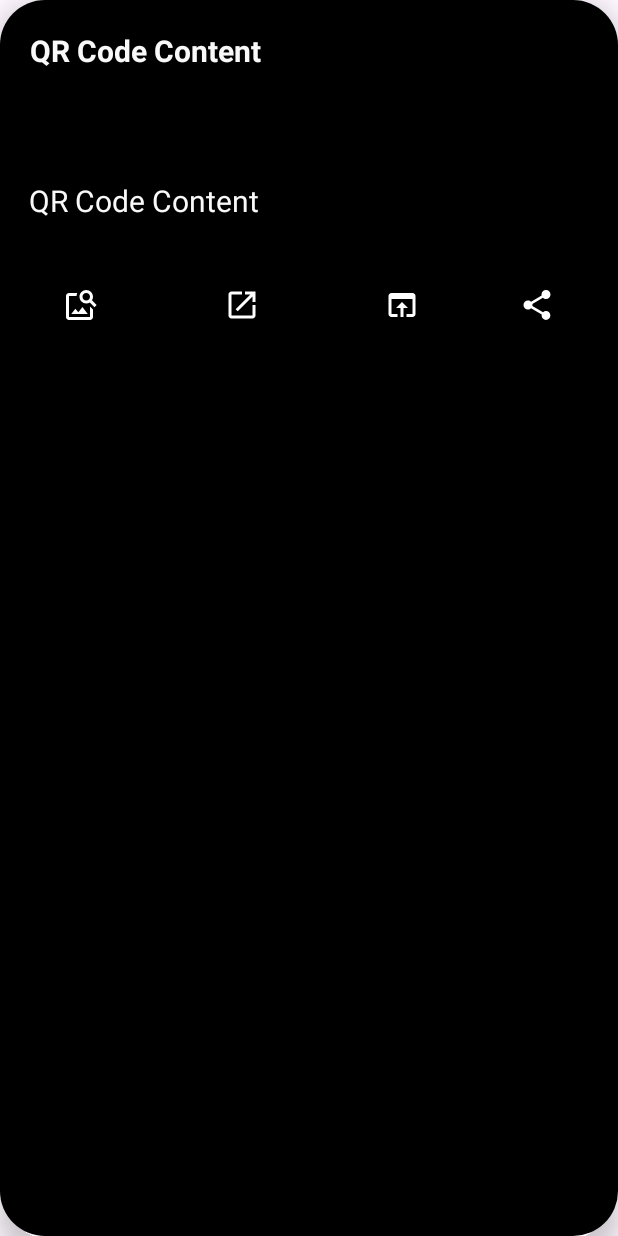
After one commit to DixitKashyap/GalleryX, an Android app: the layout qr_code_layout.xml on its own in the app's theme, with its tools: preview values and no code run, on a phone screen of 412 x 824 dp. The commit adds this screen. Run offline under Robolectric (Android 15) with nearby library versions, the phone set to English and light mode, and no system bars.

Commit message:
Qr Code Scanner Added

```diff
--- a/app/src/main/AndroidManifest.xml
+++ b/app/src/main/AndroidManifest.xml
@@ -11,6 +11,7 @@
         android:maxSdkVersion="28" />
     <uses-permission android:name="android.permission.CAMERA" />
     <uses-permission android:name="android.permission.RECORD_AUDIO" />
+    <uses-permission android:name="android.permission.INTERNET"/>
 
     <application
         android:allowBackup="true"
@@ -28,7 +29,7 @@
             android:exported="false" />
         <activity
             android:name=".PhotosFragment.Camera_ViewFinderActivity"
-            android:exported="false" />
+            android:exported="false"/>
         <activity
             android:name=".MainActivity"
             android:exported="true">
--- /dev/null
+++ b/app/src/main/res/drawable/capture_image_preview_shape.xml
@@ -0,0 +1,8 @@
+<?xml version="1.0" encoding="utf-8"?>
+<shape xmlns:android="http://schemas.android.com/apk/res/android">
+
+    <corners android:radius="10dp"/>
+    <solid android:color="@color/black"/>
+    <stroke android:color="@color/black"
+        android:width="2dp"/>
+</shape>
--- /dev/null
+++ b/app/src/main/res/drawable/image_search_icon.xml
@@ -0,0 +1,5 @@
+<vector android:height="24dp"
+    android:viewportHeight="24" android:viewportWidth="24"
+    android:width="24dp" xmlns:android="http://schemas.android.com/apk/res/android">
+    <path android:fillColor="@android:color/white" android:pathData="M18,13v7L4,20L4,6h5.02c0.05,-0.71 0.22,-1.38 0.48,-2L4,4c-1.1,0 -2,0.9 -2,2v14c0,1.1 0.9,2 2,2h14c1.1,0 2,-0.9 2,-2v-5l-2,-2zM16.5,18h-11l2.75,-3.53 1.96,2.36 2.75,-3.54zM19.3,8.89c0.44,-0.7 0.7,-1.51 0.7,-2.39C20,4.01 17.99,2 15.5,2S11,4.01 11,6.5s2.01,4.5 4.49,4.5c0.88,0 1.7,-0.26 2.39,-0.7L21,13.42 22.42,12 19.3,8.89zM15.5,9C14.12,9 13,7.88 13,6.5S14.12,4 15.5,4 18,5.12 18,6.5 16.88,9 15.5,9z"/>
+</vector>
--- /dev/null
+++ b/app/src/main/res/drawable/open_in_app_icon.xml
@@ -0,0 +1,5 @@
+<vector android:autoMirrored="true" android:height="24dp"
+   android:viewportHeight="24"
+    android:viewportWidth="24" android:width="24dp" xmlns:android="http://schemas.android.com/apk/res/android">
+    <path android:fillColor="@android:color/white" android:pathData="M19,19H5V5h7V3H5c-1.11,0 -2,0.9 -2,2v14c0,1.1 0.89,2 2,2h14c1.1,0 2,-0.9 2,-2v-7h-2v7zM14,3v2h3.59l-9.83,9.83 1.41,1.41L19,6.41V10h2V3h-7z"/>
+</vector>
--- /dev/null
+++ b/app/src/main/res/drawable/open_in_browser_icon.xml
@@ -0,0 +1,5 @@
+<vector android:height="24dp"
+    android:viewportHeight="24" android:viewportWidth="24"
+    android:width="24dp" xmlns:android="http://schemas.android.com/apk/res/android">
+    <path android:fillColor="@android:color/white" android:pathData="M19,4L5,4c-1.11,0 -2,0.9 -2,2v12c0,1.1 0.89,2 2,2h4v-2L5,18L5,8h14v10h-4v2h4c1.1,0 2,-0.9 2,-2L21,6c0,-1.1 -0.89,-2 -2,-2zM12,10l-4,4h3v6h2v-6h3l-4,-4z"/>
+</vector>
--- /dev/null
+++ b/app/src/main/res/drawable/share_icon.xml
@@ -0,0 +1,5 @@
+<vector android:height="24dp"
+    android:viewportHeight="24" android:viewportWidth="24"
+    android:width="24dp" xmlns:android="http://schemas.android.com/apk/res/android">
+    <path android:fillColor="@android:color/white" android:pathData="M18,16.08c-0.76,0 -1.44,0.3 -1.96,0.77L8.91,12.7c0.05,-0.23 0.09,-0.46 0.09,-0.7s-0.04,-0.47 -0.09,-0.7l7.05,-4.11c0.54,0.5 1.25,0.81 2.04,0.81 1.66,0 3,-1.34 3,-3s-1.34,-3 -3,-3 -3,1.34 -3,3c0,0.24 0.04,0.47 0.09,0.7L8.04,9.81C7.5,9.31 6.79,9 6,9c-1.66,0 -3,1.34 -3,3s1.34,3 3,3c0.79,0 1.5,-0.31 2.04,-0.81l7.12,4.16c-0.05,0.21 -0.08,0.43 -0.08,0.65 0,1.61 1.31,2.92 2.92,2.92 1.61,0 2.92,-1.31 2.92,-2.92s-1.31,-2.92 -2.92,-2.92z"/>
+</vector>
--- /dev/null
+++ b/app/src/main/res/layout/qr_code_layout.xml
@@ -0,0 +1,150 @@
+<?xml version="1.0" encoding="utf-8"?>
+
+<androidx.cardview.widget.CardView
+    xmlns:android="http://schemas.android.com/apk/res/android"
+    xmlns:app="http://schemas.android.com/apk/res-auto"
+    xmlns:tools="http://schemas.android.com/tools"
+    app:cardCornerRadius="30dp"
+    app:cardElevation="10dp"
+    android:layout_width="match_parent"
+    android:layout_height="match_parent">
+
+
+<androidx.constraintlayout.widget.ConstraintLayout
+    android:id="@+id/camera_pro_mode_menu"
+    android:layout_width="match_parent"
+    android:layout_height="match_parent"
+    android:background="@color/black"
+    android:orientation="horizontal">
+
+    <androidx.appcompat.widget.AppCompatTextView
+        android:id="@+id/camera_QrCode_content_title"
+        android:layout_width="0dp"
+        android:layout_height="wrap_content"
+        android:layout_margin="10dp"
+        android:layout_marginStart="9dp"
+        android:layout_marginEnd="9dp"
+        android:padding="10dp"
+        android:text="@string/camera_QR_Code_Content"
+        android:textColor="@color/grey"
+        android:textSize="20dp"
+        android:textStyle="bold"
+        app:layout_constraintBottom_toBottomOf="parent"
+        app:layout_constraintEnd_toEndOf="parent"
+        app:layout_constraintVertical_bias="0.0"
+        app:layout_constraintStart_toStartOf="parent"
+        app:layout_constraintTop_toTopOf="parent"
+         />
+
+    <androidx.appcompat.widget.AppCompatTextView
+        android:id="@+id/camera_QrCode_content"
+        android:layout_width="0dp"
+        android:layout_height="wrap_content"
+        android:layout_marginTop="50dp"
+        android:layout_marginStart="9dp"
+        android:layout_marginEnd="9dp"
+        android:autoLink="all"
+        android:maxLines="2"
+        android:textColorLink="@color/yellow_note"
+        android:padding="10dp"
+        android:text="@string/camera_QR_Code_Content"
+        android:textColor="@color/grey"
+        android:textSize="20dp"
+        app:layout_constraintBottom_toBottomOf="parent"
+        app:layout_constraintEnd_toEndOf="parent"
+        app:layout_constraintHorizontal_bias="0.0"
+        app:layout_constraintStart_toStartOf="parent"
+        app:layout_constraintTop_toTopOf="parent"
+        app:layout_constraintVertical_bias="0.083" />
+
+    <androidx.cardview.widget.CardView
+        android:id="@+id/image_frame"
+        android:layout_width="wrap_content"
+        android:layout_height="wrap_content"
+        android:layout_marginTop="30dp"
+        android:layout_marginBottom="20dp"
+        android:background="@color/dark_grey"
+        app:cardCornerRadius="20dp"
+        app:cardElevation="5dp"
+        android:visibility="gone"
+        app:cardBackgroundColor="@color/black"
+        app:layout_constraintTop_toBottomOf="@+id/open_link"
+        app:layout_constraintBottom_toBottomOf="parent"
+        app:layout_constraintEnd_toEndOf="parent"
+        app:layout_constraintHorizontal_bias="0.498"
+        app:layout_constraintStart_toStartOf="parent">
+
+        <com.google.android.material.imageview.ShapeableImageView
+            android:id="@+id/camera_QrCode_Image"
+            android:layout_width="wrap_content"
+            android:layout_height="wrap_content"
+            android:layout_gravity="center"
+            android:layout_margin="10dp"
+            android:background="@drawable/capture_image_preview_shape"
+            android:src="@drawable/no_image_avaliable_icon"
+            app:shapeAppearanceOverlay="@style/curved"
+            app:strokeColor="@color/dark_grey"
+            app:strokeWidth="2dp">
+
+        </com.google.android.material.imageview.ShapeableImageView>
+
+    </androidx.cardview.widget.CardView>
+
+    <androidx.appcompat.widget.AppCompatImageButton
+        android:id="@+id/image_search"
+        android:layout_width="40dp"
+        android:layout_height="40dp"
+        android:layout_marginHorizontal="25dp"
+        android:src="@drawable/image_search_icon"
+        android:background="@color/black"
+        app:layout_constraintBottom_toBottomOf="parent"
+        app:layout_constraintEnd_toEndOf="parent"
+        app:layout_constraintHorizontal_bias="0.028"
+        app:layout_constraintStart_toStartOf="parent"
+        app:layout_constraintTop_toBottomOf="@+id/camera_QrCode_content"
+        app:layout_constraintVertical_bias="0.042" />
+
+    <androidx.appcompat.widget.AppCompatImageButton
+        android:id="@+id/open_link"
+        android:layout_width="40dp"
+        android:layout_height="40dp"
+        android:layout_marginHorizontal="25dp"
+        android:background="@color/black"
+        android:src="@drawable/open_in_app_icon"
+        app:layout_constraintBottom_toBottomOf="parent"
+        app:layout_constraintEnd_toEndOf="parent"
+        app:layout_constraintHorizontal_bias="0.36"
+        app:layout_constraintStart_toStartOf="parent"
+        app:layout_constraintTop_toBottomOf="@+id/camera_QrCode_content"
+        app:layout_constraintVertical_bias="0.042" />
+
+    <androidx.appcompat.widget.AppCompatImageButton
+        android:id="@+id/open_in_browser"
+        android:layout_width="40dp"
+        android:layout_height="40dp"
+        android:layout_marginHorizontal="25dp"
+        android:background="@color/black"
+        android:src="@drawable/open_in_browser_icon"
+        app:layout_constraintBottom_toBottomOf="parent"
+        app:layout_constraintEnd_toEndOf="parent"
+        app:layout_constraintHorizontal_bias="0.692"
+        app:layout_constraintStart_toStartOf="parent"
+        app:layout_constraintTop_toBottomOf="@+id/camera_QrCode_content"
+        app:layout_constraintVertical_bias="0.042" />
+
+    <androidx.appcompat.widget.AppCompatImageButton
+        android:id="@+id/share_info"
+        android:layout_width="40dp"
+        android:layout_height="40dp"
+        android:layout_marginHorizontal="25dp"
+        android:background="@color/black"
+        android:src="@drawable/share_icon"
+        app:layout_constraintBottom_toBottomOf="parent"
+        app:layout_constraintEnd_toEndOf="parent"
+        app:layout_constraintHorizontal_bias="0.974"
+        app:layout_constraintStart_toStartOf="parent"
+        app:layout_constraintTop_toBottomOf="@+id/camera_QrCode_content"
+        app:layout_constraintVertical_bias="0.042" />
+
+</androidx.constraintlayout.widget.ConstraintLayout>
+</androidx.cardview.widget.CardView>
--- a/app/src/main/res/values/strings.xml
+++ b/app/src/main/res/values/strings.xml
@@ -19,4 +19,6 @@
     <string name="camera_Pro_color">Pro Color</string>
     <string name="camera_time_burst">Time Burst</string>
     <string name="camera_high_quality">Camera Quality</string>
+    <string name="camera_Qr_Code_Scanner">QR Code</string>
+    <string name="camera_QR_Code_Content">QR Code Content</string>
 </resources>
--- a/app/src/main/res/values/style.xml
+++ b/app/src/main/res/values/style.xml
@@ -6,6 +6,6 @@
     </style>
 
     <style name="curved">
-        <item name="cornerSize">30%</item>
+        <item name="cornerSize">20%</item>
     </style>
 </resources>
```
Also changed, not shown: app/build.gradle (+9 -0 lines), app/src/main/java/com/dixitkumar/galleryxapp/PhotosFragment/Camera_ViewFinderActivity.java (+190 -75 lines), app/src/main/res/layout/activity_camera_viewfinder.xml (+10 -8 lines), app/src/main/res/layout/pro_camera_menu.xml (deleted, +0 -13 lines), app/src/main/res/drawable/no_image_avaliable_icon.png (added).
